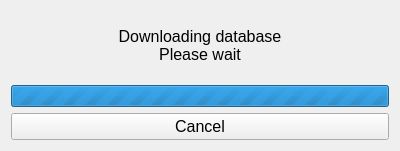
This is download_db_window.ui in vbrizgamnk/Artemis as Qt 5 draws it before an edit. The edited form follows.
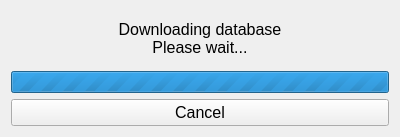
This is the edited form.

```diff
--- a/download_db_window.ui
+++ b/download_db_window.ui
@@ -7,7 +7,7 @@
     <x>0</x>
     <y>0</y>
     <width>400</width>
-    <height>151</height>
+    <height>137</height>
    </rect>
   </property>
   <property name="windowTitle">
@@ -29,7 +29,7 @@
      </property>
      <property name="text">
       <string>Downloading database
-Please wait</string>
+Please wait...</string>
      </property>
      <property name="alignment">
       <set>Qt::AlignCenter</set>
```
